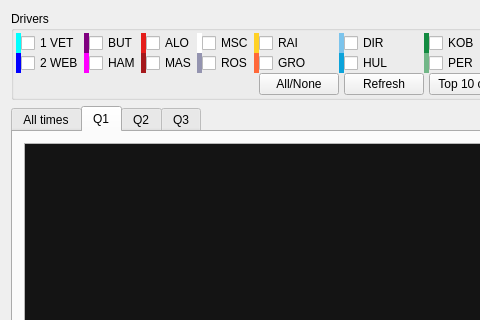
Old version of the form ui/sessionanalysiswidget.ui in the repository gronberg/f1lt; both pictures show x 0 to 480 and y 0 to 320 of the 818 by 878 pixel window.
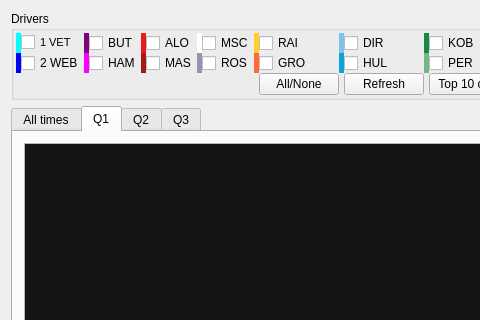
New version of the form. Icons and pictures are not drawn. Custom widgets are drawn as their Qt base class.

What changed in the file:
```diff
--- a/ui/sessionanalysiswidget.ui
+++ b/ui/sessionanalysiswidget.ui
@@ -118,6 +118,11 @@
       </item>
       <item row="0" column="1">
        <widget class="QCheckBox" name="cb1">
+        <property name="font">
+         <font>
+          <pointsize>8</pointsize>
+         </font>
+        </property>
         <property name="text">
          <string>1 VET</string>
         </property>
```
